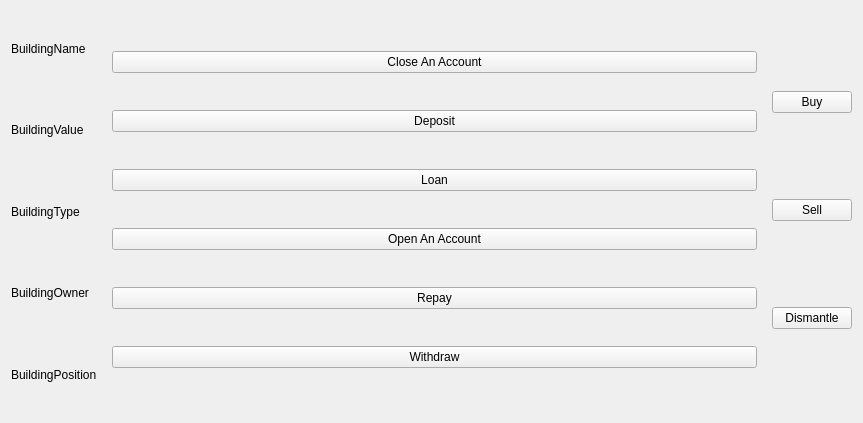
Above: buildingdetaildialog.ui from lgasyou/SimpleSimulator before the change. Below: the same form after it.
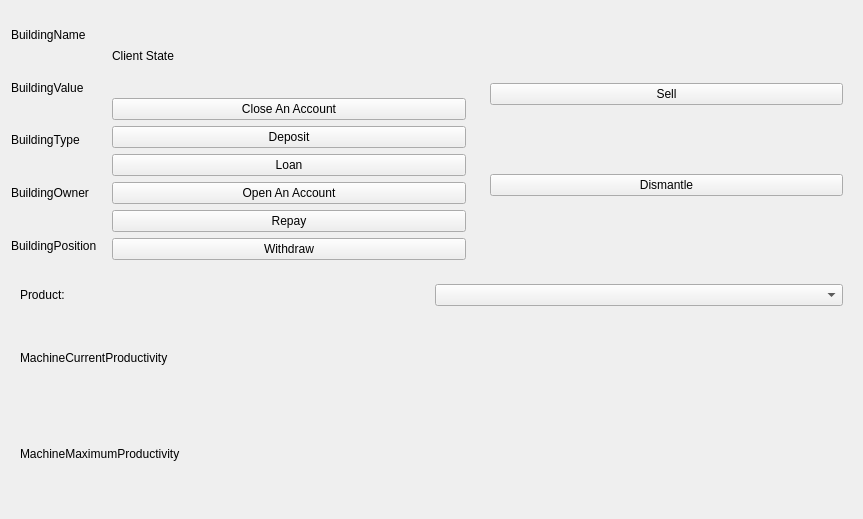
That is the form after the change. The open tabs and pages were chosen to show the change. Custom widgets are drawn as their Qt base class.

```diff
--- a/buildingdetaildialog.ui
+++ b/buildingdetaildialog.ui
@@ -7,69 +7,72 @@
     <x>0</x>
     <y>0</y>
     <width>863</width>
-    <height>423</height>
+    <height>519</height>
    </rect>
   </property>
   <property name="windowTitle">
    <string>QWidget</string>
   </property>
   <layout class="QGridLayout" name="gridLayout_3">
+   <item row="1" column="0" colspan="3">
+    <widget class="QStackedWidget" name="expandStackedWidget">
+     <widget class="QWidget" name="machinePage">
+      <layout class="QGridLayout" name="gridLayout_11">
+       <item row="1" column="0">
+        <widget class="QLabel" name="machineCurrentProductivity">
+         <property name="text">
+          <string>MachineCurrentProductivity</string>
+         </property>
+        </widget>
+       </item>
    <item row="0" column="0">
-    <layout class="QVBoxLayout" name="basicInfoVerticalLayout">
-     <item>
-      <widget class="QLabel" name="nameLabel">
+        <widget class="QLabel" name="machineProductLabel">
        <property name="text">
-        <string>BuildingName</string>
+          <string>Product:</string>
        </property>
       </widget>
      </item>
-     <item>
-      <widget class="QLabel" name="valueLabel">
+       <item row="2" column="0">
+        <widget class="QLabel" name="machineMaximumProductivity">
        <property name="text">
-        <string>BuildingValue</string>
+          <string>MachineMaximumProductivity</string>
        </property>
       </widget>
      </item>
-     <item>
-      <widget class="QLabel" name="typeLabel">
-       <property name="text">
-        <string>BuildingType</string>
-       </property>
-      </widget>
-     </item>
-     <item>
-      <widget class="QLabel" name="ownerLabel">
-       <property name="text">
-        <string>BuildingOwner</string>
-       </property>
-      </widget>
-     </item>
-     <item>
-      <widget class="QLabel" name="positionLabel">
-       <property name="text">
-        <string>BuildingPosition</string>
-       </property>
-      </widget>
-     </item>
-    </layout>
+       <item row="0" column="1">
+        <widget class="QComboBox" name="selectNextProductComboBox"/>
+       </item>
+      </layout>
+     </widget>
+     <widget class="QWidget" name="page_2"/>
+    </widget>
    </item>
    <item row="0" column="2">
-    <layout class="QVBoxLayout" name="basicOperationVerticalLayout">
-     <item>
+    <widget class="QStackedWidget" name="basicOperationStackedWidget">
+     <property name="currentIndex">
+      <number>1</number>
+     </property>
+     <widget class="QWidget" name="notOwnerPage">
+      <layout class="QGridLayout" name="gridLayout_10">
+       <item row="0" column="0">
       <widget class="MyPushButton" name="buyPushButton">
        <property name="text">
         <string>Buy</string>
        </property>
       </widget>
      </item>
-     <item>
+      </layout>
+     </widget>
+     <widget class="QWidget" name="ownerPage">
+      <layout class="QGridLayout" name="gridLayout_9">
+       <item row="0" column="0">
       <widget class="MyPushButton" name="sellPushButton">
        <property name="text">
         <string>Sell</string>
        </property>
       </widget>
      </item>
-     <item>
+       <item row="1" column="0">
       <widget class="MyPushButton" name="dismantlePushButton">
        <property name="text">
         <string>Dismantle</string>
@@ -77,56 +80,71 @@
       </widget>
      </item>
     </layout>
+     </widget>
+    </widget>
    </item>
    <item row="0" column="1">
     <widget class="QStackedWidget" name="detailStackedWidget">
+     <property name="minimumSize">
+      <size>
+       <width>368</width>
+       <height>0</height>
+      </size>
+     </property>
      <property name="currentIndex">
       <number>3</number>
      </property>
      <widget class="QWidget" name="bankPage">
       <layout class="QGridLayout" name="gridLayout_2">
+       <item row="5" column="0">
+        <widget class="MyPushButton" name="repayPushButton">
+         <property name="text">
+          <string>Repay</string>
+         </property>
+        </widget>
+       </item>
        <item row="2" column="0">
-        <widget class="MyPushButton" name="loanPushButton">
-         <property name="text">
-          <string>Loan</string>
-         </property>
-        </widget>
-       </item>
-       <item row="0" column="0">
-        <widget class="MyPushButton" name="closeAnAccountPushButton">
-         <property name="text">
-          <string>Close An Account</string>
-         </property>
-        </widget>
-       </item>
-       <item row="1" column="0">
         <widget class="MyPushButton" name="depositPushButton">
          <property name="text">
           <string>Deposit</string>
          </property>
         </widget>
        </item>
-       <item row="3" column="0">
+       <item row="4" column="0">
         <widget class="MyPushButton" name="openAnAccountPushButton">
          <property name="text">
           <string>Open An Account</string>
          </property>
         </widget>
        </item>
-       <item row="4" column="0">
-        <widget class="MyPushButton" name="repayPushButton">
-         <property name="text">
-          <string>Repay</string>
-         </property>
-        </widget>
-       </item>
-       <item row="5" column="0">
+       <item row="6" column="0">
         <widget class="MyPushButton" name="withdrawPushButton">
          <property name="text">
           <string>Withdraw</string>
          </property>
         </widget>
        </item>
+       <item row="3" column="0">
+        <widget class="MyPushButton" name="loanPushButton">
+         <property name="text">
+          <string>Loan</string>
+         </property>
+        </widget>
+       </item>
+       <item row="1" column="0">
+        <widget class="MyPushButton" name="closeAnAccountPushButton">
+         <property name="text">
+          <string>Close An Account</string>
+         </property>
+        </widget>
+       </item>
+       <item row="0" column="0">
+        <widget class="QLabel" name="clientStateLabel">
+         <property name="text">
+          <string>Client State</string>
+         </property>
+        </widget>
+       </item>
       </layout>
      </widget>
      <widget class="QWidget" name="factoryPage">
@@ -174,7 +192,7 @@
      <widget class="QWidget" name="garagePage">
       <layout class="QGridLayout" name="gridLayout_8">
        <item row="0" column="0">
-        <widget class="QPushButton" name="purchaseNewVihiclePushButton">
+        <widget class="MyPushButton" name="purchaseNewVihiclePushButton">
          <property name="text">
           <string>Purchase New Vihicle</string>
          </property>
@@ -297,6 +315,45 @@
      <widget class="QWidget" name="villaPage"/>
     </widget>
    </item>
+   <item row="0" column="0">
+    <layout class="QVBoxLayout" name="basicInfoVerticalLayout">
+     <item>
+      <widget class="QLabel" name="nameLabel">
+       <property name="text">
+        <string>BuildingName</string>
+       </property>
+      </widget>
+     </item>
+     <item>
+      <widget class="QLabel" name="valueLabel">
+       <property name="text">
+        <string>BuildingValue</string>
+       </property>
+      </widget>
+     </item>
+     <item>
+      <widget class="QLabel" name="typeLabel">
+       <property name="text">
+        <string>BuildingType</string>
+       </property>
+      </widget>
+     </item>
+     <item>
+      <widget class="QLabel" name="ownerLabel">
+       <property name="text">
+        <string>BuildingOwner</string>
+       </property>
+      </widget>
+     </item>
+     <item>
+      <widget class="QLabel" name="positionLabel">
+       <property name="text">
+        <string>BuildingPosition</string>
+       </property>
+      </widget>
+     </item>
+    </layout>
+   </item>
   </layout>
  </widget>
  <customwidgets>
```
Lines whose indentation alone changed are shown as unchanged.
